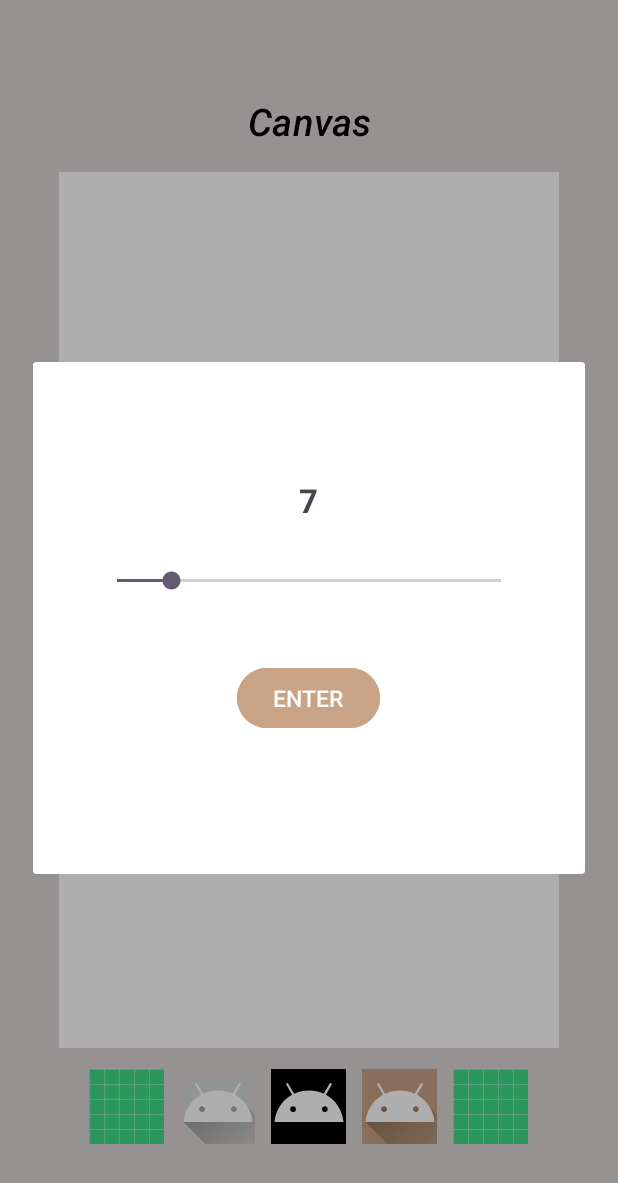
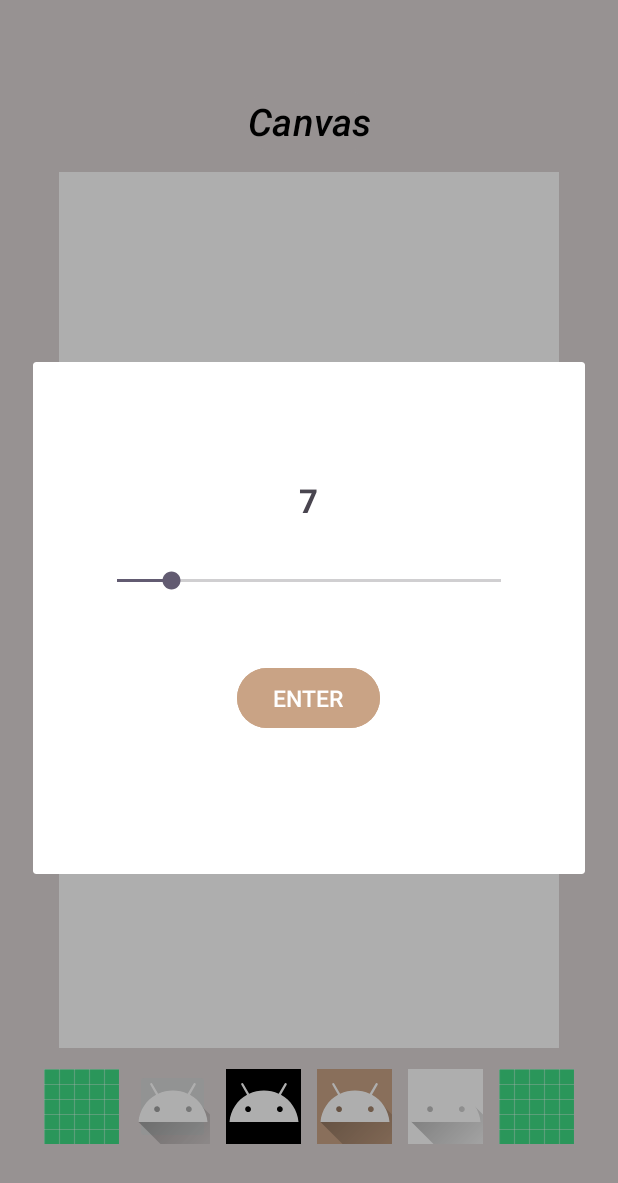
Before and after one commit to Jose-Alberto-Rodrigues-Neto/Drawing-App, an Android app: the screen it shows after launch (MainActivity), after a tap on "BtnButtonBrushSizePicker", on a phone screen of 412 x 824 dp. Shown: the top 1183 px of the screen. Run offline under Robolectric (Android 15) with nearby library versions, the phone set to English and light mode, and no system bars; libraries missing offline, so code that uses them is left out: yuku.ambilwarna.

```diff
--- a/app/src/main/AndroidManifest.xml
+++ b/app/src/main/AndroidManifest.xml
@@ -25,6 +25,11 @@
                 <category android:name="android.intent.category.LAUNCHER" />
             </intent-filter>
         </activity>
+        <provider
+            android:authorities="com.example.drawingapp"
+            android:name="androidx.core.content.FileProvider">
+
+        </provider>
     </application>
 
 </manifest>
--- a/app/src/main/java/com/example/drawingapp/DrawingView.kt
+++ b/app/src/main/java/com/example/drawingapp/DrawingView.kt
@@ -37,6 +37,7 @@ class DrawingView(context: Context, attrs: AttributeSet) : View(context, attrs){
         if(mUndoPaths.size > 0){
             mPaths.add(mUndoPaths.removeAt(mUndoPaths.size - 1)) //processo contrário
             invalidate()
+            //todo: ajeitar o redo, apagar informações antigas quando criadas novas
         }
     }
 
--- a/app/src/main/java/com/example/drawingapp/MainActivity.kt
+++ b/app/src/main/java/com/example/drawingapp/MainActivity.kt
@@ -73,6 +73,7 @@ class MainActivity : AppCompatActivity() {
         2- salvar o arquivo com nome diferente
         3- fazer com que dê para criar e mexer em layer
         4- criar e mexer com imagens
+        5- continuar aula sobre salvar arquivos, precisare voltar e fazer a parte de mexer nas imagens
      */
 
     private fun displayDialogBrushSizePicker(){
--- a/app/src/main/res/layout/activity_main.xml
+++ b/app/src/main/res/layout/activity_main.xml
@@ -14,6 +14,7 @@
         android:orientation="vertical"
         android:gravity="center"
         android:layout_margin="3dp">
+
 
             <Button
                 android:id="@+id/tv_canvasName"
@@ -94,6 +95,16 @@
                 android:layout_marginStart="5dp"
                 />
             <ImageButton
+                android:id="@+id/btn_saveCanvas"
+                android:layout_width="50dp"
+                android:layout_height="50dp"
+                android:src="@drawable/ic_launcher_foreground"
+                android:background="@color/white"
+                android:contentDescription="@string/btnsavecanvas"
+                android:layout_marginEnd="5dp"
+                android:layout_marginStart="5dp"
+                />
+            <ImageButton
                 android:id="@+id/btn_redo"
                 android:layout_width="50dp"
                 android:layout_height="50dp"
--- a/app/src/main/res/values/strings.xml
+++ b/app/src/main/res/values/strings.xml
@@ -10,4 +10,5 @@
     <string name="changeCanvasName">BtnChangeNameOfCanvas</string>
     <string name="enter">ENTER</string>
     <string name="canvasGetName">Canvas name:</string>
+    <string name="btnsavecanvas">btnSaveCanvas</string>
 </resources>
```
Also changed, not shown: app/src/main/res/xml/path.xml (added, +7 -0 lines). Lines whose indentation alone changed are shown as unchanged.
